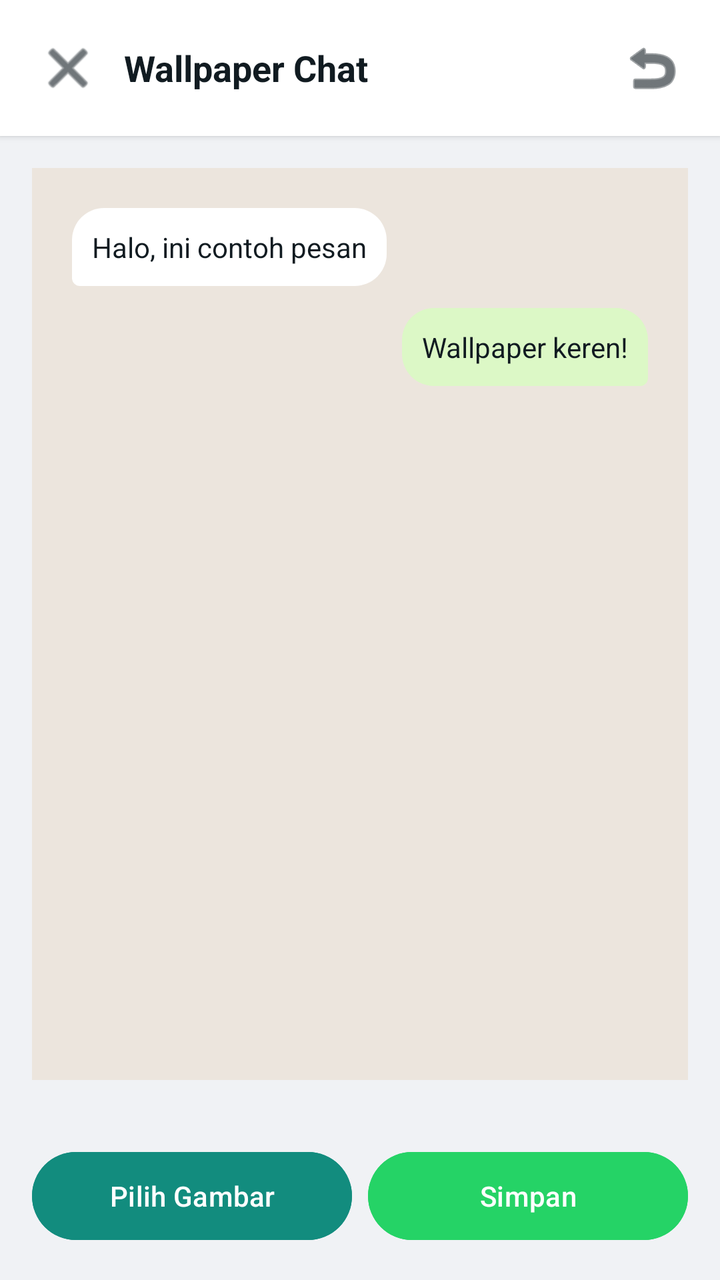
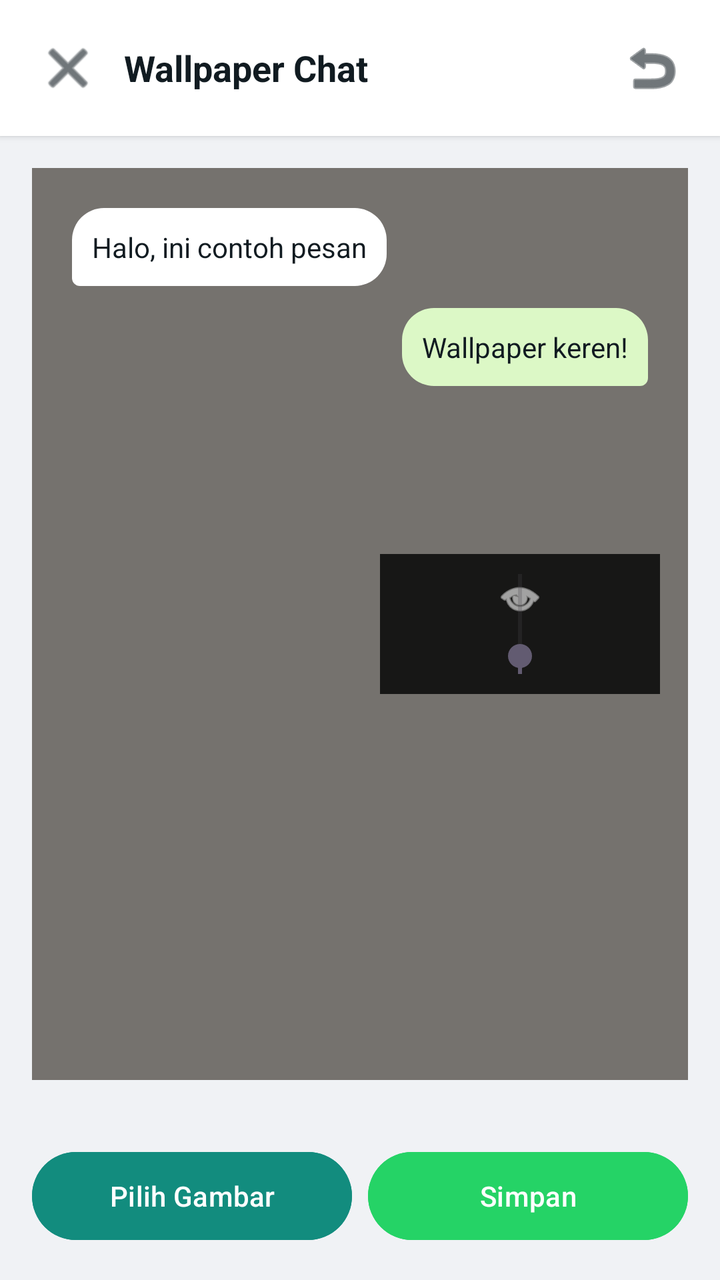

Two renders of the same Android screen: before a commit and after it. Below are the layout's source before the change and the commit's diff.
<!-- AndroidManifest.xml: application theme Theme.Material3.DayNight.NoActionBar -->
<!-- res/layout/activity_wallpaper.xml -->
<?xml version="1.0" encoding="utf-8"?>
<LinearLayout xmlns:android="http://schemas.android.com/apk/res/android"
    android:layout_width="match_parent"
    android:layout_height="match_parent"
    android:orientation="vertical"
    android:background="@color/home_bg">

    <LinearLayout
        android:layout_width="match_parent"
        android:layout_height="wrap_content"
        android:background="@color/bubble_other"
        android:orientation="horizontal"
        android:padding="14dp"
        android:gravity="center_vertical"
        android:elevation="2dp">

        <ImageButton
            android:id="@+id/btnBack"
            android:layout_width="40dp"
            android:layout_height="40dp"
            android:background="?android:attr/selectableItemBackgroundBorderless"
            android:src="@android:drawable/ic_menu_close_clear_cancel"
            android:tint="@color/text_primary"
            android:contentDescription="Kembali" />

        <TextView
            android:layout_width="0dp"
            android:layout_height="wrap_content"
            android:layout_weight="1"
            android:text="Wallpaper Chat"
            android:textSize="18sp"
            android:textStyle="bold"
            android:textColor="@color/text_primary"
            android:paddingStart="8dp" />

        <ImageButton
            android:id="@+id/btnResetWallpaper"
            android:layout_width="40dp"
            android:layout_height="40dp"
            android:background="?android:attr/selectableItemBackgroundBorderless"
            android:src="@android:drawable/ic_menu_revert"
            android:tint="@color/text_primary"
            android:contentDescription="Reset" />
    </LinearLayout>

    <FrameLayout
        android:layout_width="match_parent"
        android:layout_height="0dp"
        android:layout_weight="1"
        android:layout_margin="16dp"
        android:background="@color/chat_bg">

        <ImageView
            android:id="@+id/wallpaperPreview"
            android:layout_width="match_parent"
            android:layout_height="match_parent"
            android:scaleType="centerCrop"
            android:src="@drawable/wallpaper_default"
            android:contentDescription="Preview" />

        
        <LinearLayout
            android:layout_width="wrap_content"
            android:layout_height="wrap_content"
            android:layout_gravity="start|top"
            android:layout_margin="20dp"
            android:background="@drawable/bubble_other"
            android:padding="10dp">

            <TextView
                android:layout_width="wrap_content"
                android:layout_height="wrap_content"
                android:text="Halo, ini contoh pesan"
                android:textColor="@color/text_primary"
                android:textSize="14sp" />
        </LinearLayout>

        <LinearLayout
            android:layout_width="wrap_content"
            android:layout_height="wrap_content"
            android:layout_gravity="end|top"
            android:layout_marginTop="70dp"
            android:layout_marginEnd="20dp"
            android:background="@drawable/bubble_me"
            android:padding="10dp">

            <TextView
                android:layout_width="wrap_content"
                android:layout_height="wrap_content"
                android:text="Wallpaper keren!"
                android:textColor="@color/text_primary"
                android:textSize="14sp" />
        </LinearLayout>
    </FrameLayout>

    <LinearLayout
        android:layout_width="match_parent"
        android:layout_height="wrap_content"
        android:orientation="horizontal"
        android:padding="16dp">

        <Button
            android:id="@+id/btnPickWallpaper"
            android:layout_width="0dp"
            android:layout_height="52dp"
            android:layout_weight="1"
            android:layout_marginEnd="8dp"
            android:text="Pilih Gambar"
            android:backgroundTint="@color/brand_green_light"
            android:textColor="#FFFFFF" />

        <Button
            android:id="@+id/btnSaveWallpaper"
            android:layout_width="0dp"
            android:layout_height="52dp"
            android:layout_weight="1"
            android:text="Simpan"
            android:backgroundTint="@color/brand_accent"
            android:textColor="#FFFFFF" />
    </LinearLayout>
</LinearLayout>
<!-- resources referenced by this layout -->
<resources>
  <color name="brand_accent">#25D366</color>
  <color name="brand_green_light">#128C7E</color>
  <color name="bubble_other">#FFFFFF</color>
  <color name="chat_bg">#ECE5DD</color>
  <color name="home_bg">#F0F2F5</color>
  <color name="text_primary">#111B21</color>
  <!-- drawable bubble_me (drawable) -->
  <?xml version="1.0" encoding="utf-8"?>
  <shape xmlns:android="http://schemas.android.com/apk/res/android"
      android:shape="rectangle">
      <solid android:color="@color/bubble_me" />
      <corners
          android:topLeftRadius="16dp"
          android:topRightRadius="16dp"
          android:bottomLeftRadius="16dp"
          android:bottomRightRadius="4dp" />
  </shape>
  <!-- drawable bubble_other (drawable) -->
  <?xml version="1.0" encoding="utf-8"?>
  <shape xmlns:android="http://schemas.android.com/apk/res/android"
      android:shape="rectangle">
      <solid android:color="@color/bubble_other" />
      <corners
          android:topLeftRadius="16dp"
          android:topRightRadius="16dp"
          android:bottomLeftRadius="4dp"
          android:bottomRightRadius="16dp" />
  </shape>
  <!-- drawable wallpaper_default (drawable) -->
  <?xml version="1.0" encoding="utf-8"?>
  <shape xmlns:android="http://schemas.android.com/apk/res/android"
      android:shape="rectangle">
      <solid android:color="#ECE5DD" />
  </shape>
  <color name="bubble_me">#DCF8C6</color>
</resources>

<!-- the commit's change to res/layout/activity_wallpaper.xml (unified diff, before → after) -->
@@ -59,6 +59,13 @@
             android:contentDescription="Preview" />
 
         
+        <View
+            android:id="@+id/overlayDim"
+            android:layout_width="match_parent"
+            android:layout_height="match_parent"
+            android:background="#80000000" />
+
+        
         <LinearLayout
             android:layout_width="wrap_content"
             android:layout_height="wrap_content"
@@ -91,6 +98,34 @@
                 android:textColor="@color/text_primary"
                 android:textSize="14sp" />
         </LinearLayout>
+
+        
+        <LinearLayout
+            android:layout_width="wrap_content"
+            android:layout_height="wrap_content"
+            android:layout_gravity="end|center_vertical"
+            android:layout_marginEnd="14dp"
+            android:orientation="vertical"
+            android:gravity="center"
+            android:background="#CC000000"
+            android:padding="10dp">
+
+            <ImageView
+                android:layout_width="24dp"
+                android:layout_height="24dp"
+                android:src="@android:drawable/ic_menu_view"
+                android:tint="#FFFFFF"
+                android:contentDescription="Brightness" />
+
+            <SeekBar
+                android:id="@+id/brightnessSeek"
+                android:layout_width="120dp"
+                android:layout_height="wrap_content"
+                android:layout_marginTop="8dp"
+                android:max="100"
+                android:progress="50"
+                android:rotation="270" />
+        </LinearLayout>
     </FrameLayout>
 
     <LinearLayout
